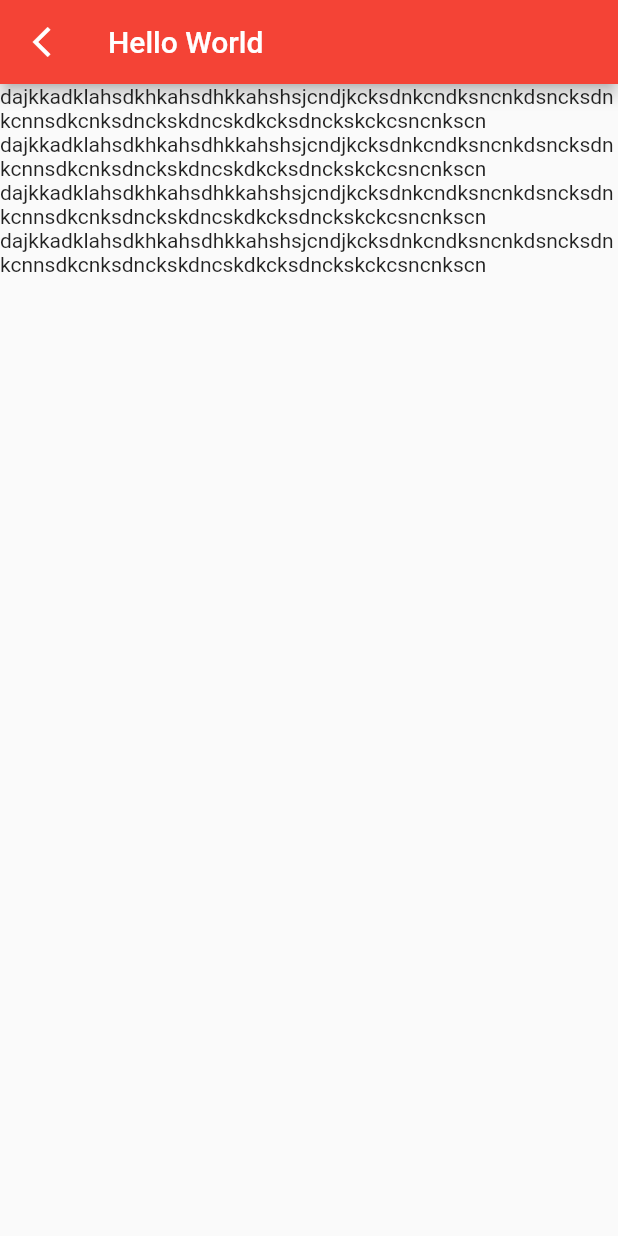
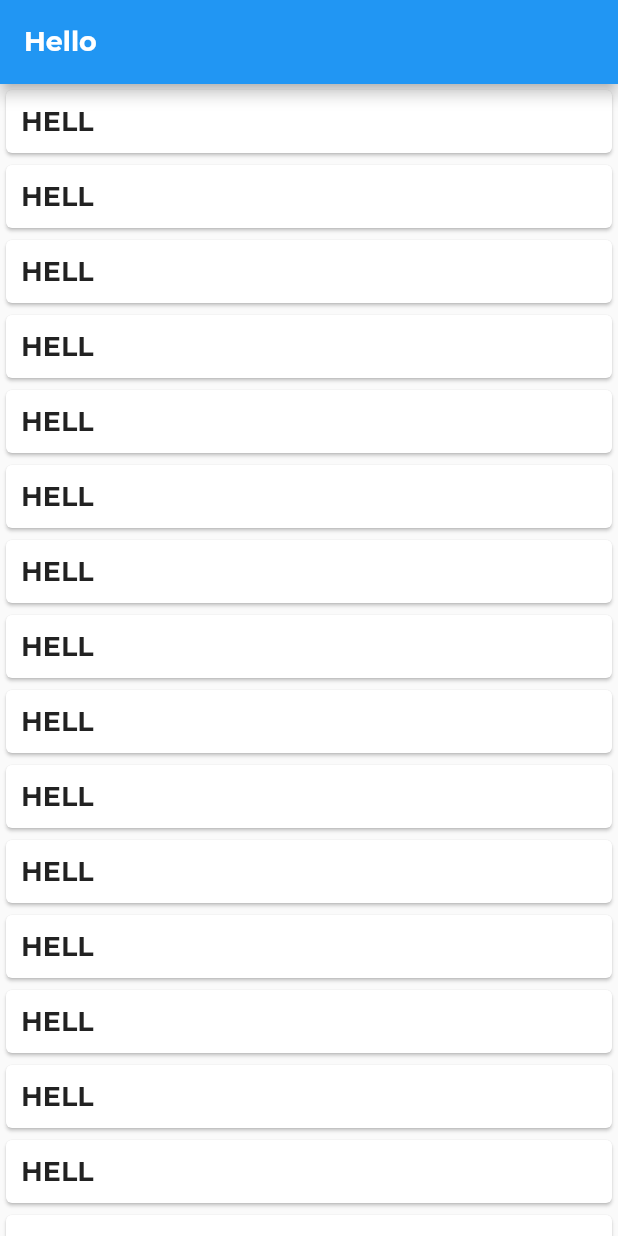
Before and after one commit to d2square/flutterdemo, a Flutter app: the screen it shows after launch, on a phone screen of 412 x 824 dp. Run offline on Flutter 3.47's test engine with Material 2 defaults, Android fonts, the phone set to English and light mode, and no system bars; our stand-ins replace animated_text_kit, get.

Commit message:
Added GetArchitecture for application

```diff
--- a/lib/home_page/presentation/home_ui.dart
+++ b/lib/home_page/presentation/home_ui.dart
@@ -1,33 +1,50 @@
 import 'package:flutter/material.dart';
+import 'package:get/get.dart';
+import 'package:helloworld/splashScreen/utils/const_string.dart';
 
 class HomePage extends StatelessWidget {
-  String? value = "";
-
-  HomePage({Key? key, this.value}) : super(key: key);
+  HomePage({Key? key}) : super(key: key);
 
   @override
   Widget build(BuildContext context) {
+    TextStyle style = const TextStyle(
+        fontFamily: fontMontserrat, fontSize: 18, fontWeight: FontWeight.bold);
+    var data = Get.arguments;
     return Scaffold(
       appBar: AppBar(
-        backgroundColor: Colors.red,
-        leading: GestureDetector(
-            onTap: (){
-              Navigator.pop(context);
-            },
-            child: Icon(Icons.arrow_back_ios_sharp)),
-        title: Text("Hello World"),),
+        automaticallyImplyLeading: false,
+        backgroundColor: Colors.blue,
+        title: Text(data, style: style),
+      ),
       body: SafeArea(
         child: Center(
           child: GestureDetector(
-            onTap: (){
-              Navigator.pop(context);
+            onTap: () {
+              Get.back();
             },
             child: Column(
-              children: const [
-                Text("dajkkadklahsdkhkahsdhkkahshsjcndjkcksdnkcndksncnkdsncksdnkcnnsdkcnksdnckskdncskdkcksdnckskckcsncnkscn"),
-                Text("dajkkadklahsdkhkahsdhkkahshsjcndjkcksdnkcndksncnkdsncksdnkcnnsdkcnksdnckskdncskdkcksdnckskckcsncnkscn"),
-                Text("dajkkadklahsdkhkahsdhkkahshsjcndjkcksdnkcndksncnkdsncksdnkcnnsdkcnksdnckskdncskdkcksdnckskckcsncnkscn"),
-                Text("dajkkadklahsdkhkahsdhkkahshsjcndjkcksdnkcndksncnkdsncksdnkcnnsdkcnksdnckskdncskdkcksdnckskckcsncnkscn"),
+              children: [
+                Expanded(
+                  child: ListView.builder(
+                      itemCount: 20,
+                      itemBuilder: (con, index) {
+                        return Card(
+                          child: Padding(
+                            padding: const EdgeInsets.all(10.0),
+                            child: Column(
+                              mainAxisAlignment: MainAxisAlignment.start,
+                              crossAxisAlignment: CrossAxisAlignment.start,
+                              children: [
+                                Text(
+                                  "Hell".toUpperCase(),
+                                  style: style,
+                                ),
+                              ],
+                            ),
+                          ),
+                        );
+                      }),
+                )
               ],
             ),
           ),
--- a/lib/main.dart
+++ b/lib/main.dart
@@ -1,22 +1,31 @@
 import 'package:flutter/material.dart';
+import 'package:get/get.dart';
+import 'package:helloworld/routes/app_pages.dart';
 import 'package:helloworld/splashScreen/presentation/splash_screen.dart';
 
 void main() {
   runApp(const MyApp());
 }
 
+
 class MyApp extends StatelessWidget {
   const MyApp({Key? key}) : super(key: key);
-
   @override
   Widget build(BuildContext context) {
-    return MaterialApp(
-      debugShowCheckedModeBanner: false,
-      title: 'Demo',
+    return GetMaterialApp(
+      title: 'Demo App',
       theme: ThemeData(
         primarySwatch: Colors.blue,
+        visualDensity: VisualDensity.adaptivePlatformDensity,
       ),
-      home: const SplashScreen(),
+      defaultTransition: Transition.leftToRightWithFade,
+      opaqueRoute: Get.isOpaqueRouteDefault,
+      popGesture: Get.isPopGestureEnable,
+      debugShowCheckedModeBanner: false,
+      locale: const Locale('en', 'US'),
+      getPages: AppPages.routes,
+      initialRoute: AppPages.initial,
+      //initialBinding: HomePageBinding(),
     );
   }
 }
--- /dev/null
+++ b/lib/routes/app_pages.dart
@@ -0,0 +1,13 @@
+import 'package:get/get.dart';
+import 'package:helloworld/home_page/presentation/home_ui.dart';
+import 'package:helloworld/splashScreen/presentation/splash_screen.dart';
+
+part 'app_routes.dart';
+
+class AppPages {
+  static const initial = Routes.defaultRoute;
+  static final routes = [
+    GetPage(name: Routes.defaultRoute, page: () => const SplashScreen()),
+    GetPage(name: Routes.home, page: () => HomePage()),
+  ];
+}
--- /dev/null
+++ b/lib/routes/app_routes.dart
@@ -0,0 +1,9 @@
+part of 'app_pages.dart';
+
+abstract class Routes {
+  static const defaultRoute = '/';
+  static const home = "/home_page";
+  static const splashScreen = "/splash";
+  static const demoOne = "/demo_one";
+  static const demoTwo = "/demo_two";
+}
--- a/lib/splashScreen/presentation/splash_screen.dart
+++ b/lib/splashScreen/presentation/splash_screen.dart
@@ -2,6 +2,7 @@ import 'package:animated_text_kit/animated_text_kit.dart';
 import 'package:flutter/material.dart';
 import 'package:get/get.dart';
 import 'package:helloworld/home_page/presentation/home_ui.dart';
+import 'package:helloworld/routes/app_pages.dart';
 import 'package:helloworld/splashScreen/utils/const_string.dart';
 
 class SplashScreen extends StatefulWidget {
@@ -19,12 +20,7 @@ class _SplashScreenState extends State<SplashScreen> {
     // TODO: implement initState
     super.initState();
     Future.delayed(const Duration(seconds: 5), () {
-      Navigator.push(
-          context,
-          MaterialPageRoute(
-              builder: (context) => HomePage(
-                    value: "Welcome to another page",
-                  )));
+      Get.toNamed(Routes.home, arguments: 'Hello');
     });
   }
 
--- a/lib/splashScreen/utils/const_string.dart
+++ b/lib/splashScreen/utils/const_string.dart
@@ -1,3 +1,21 @@
-const String logoImage='assets/man.jpeg';
-const String logo='assets/logo.png';
-const String fontRegular='assets/logo.png';
+/*Image Path*/
+import 'package:flutter/material.dart';
+
+const String logoImage = 'assets/man.jpeg';
+const String logo = 'assets/logo.png';
+const String fontRegular = 'assets/logo.png';
+
+/*font path*/
+
+const String fontMontserrat = 'Montserrat';
+
+Widget verticalSize({double? width = 10.0, double? height = 10.0}) {
+  return SizedBox(
+    height: height,
+  );
+}
+Widget horizontalSize({double? width = 10.0}) {
+  return SizedBox(
+    width: width,
+  );
+}
```
Also changed, not shown: pubspec.yaml (+7 -48 lines).
